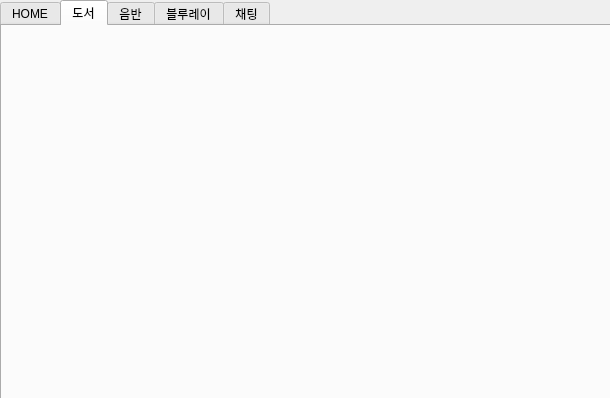
Before: the Qt Designer form client.ui in Henry93s/koradin, drawn with Qt 5.
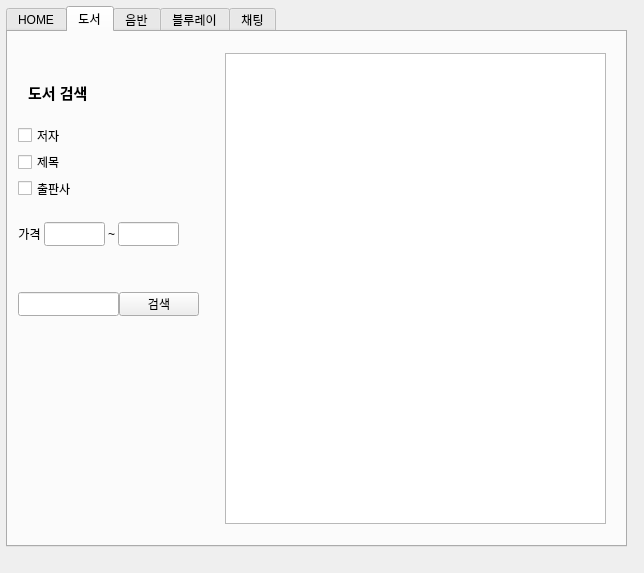
After: the same form once the commit is applied. The open tabs and pages were chosen to show the change.

Commit message: Feat: BookItem 위젯 추가 & bookItem 이미지 출력 작업 진행 중

Patch:
```diff
--- a/client.ui
+++ b/client.ui
@@ -6,8 +6,8 @@
    <rect>
     <x>0</x>
     <y>0</y>
-    <width>610</width>
-    <height>398</height>
+    <width>644</width>
+    <height>573</height>
    </rect>
   </property>
   <property name="windowTitle">
@@ -16,10 +16,10 @@
   <widget class="QTabWidget" name="tabWidget">
    <property name="geometry">
     <rect>
-     <x>0</x>
-     <y>0</y>
-     <width>611</width>
-     <height>401</height>
+     <x>6</x>
+     <y>6</y>
+     <width>621</width>
+     <height>541</height>
     </rect>
    </property>
    <property name="currentIndex">
@@ -60,6 +60,236 @@
     <attribute name="title">
      <string>도서</string>
     </attribute>
+    <widget class="QLabel" name="bookTitle_label">
+     <property name="geometry">
+      <rect>
+       <x>20</x>
+       <y>50</y>
+       <width>71</width>
+       <height>21</height>
+      </rect>
+     </property>
+     <property name="sizePolicy">
+      <sizepolicy hsizetype="Preferred" vsizetype="Preferred">
+       <horstretch>0</horstretch>
+       <verstretch>0</verstretch>
+      </sizepolicy>
+     </property>
+     <property name="minimumSize">
+      <size>
+       <width>0</width>
+       <height>15</height>
+      </size>
+     </property>
+     <property name="font">
+      <font>
+       <pointsize>11</pointsize>
+       <bold>true</bold>
+      </font>
+     </property>
+     <property name="text">
+      <string>도서 검색</string>
+     </property>
+    </widget>
+    <widget class="QListView" name="book_listView">
+     <property name="enabled">
+      <bool>true</bool>
+     </property>
+     <property name="geometry">
+      <rect>
+       <x>217</x>
+       <y>21</y>
+       <width>381</width>
+       <height>471</height>
+      </rect>
+     </property>
+     <property name="sizePolicy">
+      <sizepolicy hsizetype="Fixed" vsizetype="Preferred">
+       <horstretch>0</horstretch>
+       <verstretch>0</verstretch>
+      </sizepolicy>
+     </property>
+     <property name="minimumSize">
+      <size>
+       <width>0</width>
+       <height>0</height>
+      </size>
+     </property>
+     <property name="maximumSize">
+      <size>
+       <width>16777215</width>
+       <height>2000</height>
+      </size>
+     </property>
+    </widget>
+    <widget class="QWidget" name="">
+     <property name="geometry">
+      <rect>
+       <x>10</x>
+       <y>190</y>
+       <width>161</width>
+       <height>24</height>
+      </rect>
+     </property>
+     <layout class="QHBoxLayout" name="horizontalLayout">
+      <property name="spacing">
+       <number>3</number>
+      </property>
+      <property name="sizeConstraint">
+       <enum>QLayout::SizeConstraint::SetDefaultConstraint</enum>
+      </property>
+      <property name="rightMargin">
+       <number>0</number>
+      </property>
+      <item>
+       <widget class="QLabel" name="label_2">
+        <property name="sizePolicy">
+         <sizepolicy hsizetype="Expanding" vsizetype="Preferred">
+          <horstretch>5</horstretch>
+          <verstretch>0</verstretch>
+         </sizepolicy>
+        </property>
+        <property name="text">
+         <string>가격</string>
+        </property>
+        <property name="alignment">
+         <set>Qt::AlignmentFlag::AlignCenter</set>
+        </property>
+       </widget>
+      </item>
+      <item>
+       <widget class="QLineEdit" name="book_price_before_lineEdit">
+        <property name="sizePolicy">
+         <sizepolicy hsizetype="Minimum" vsizetype="Preferred">
+          <horstretch>0</horstretch>
+          <verstretch>0</verstretch>
+         </sizepolicy>
+        </property>
+       </widget>
+      </item>
+      <item>
+       <widget class="QLabel" name="label">
+        <property name="sizePolicy">
+         <sizepolicy hsizetype="Preferred" vsizetype="Preferred">
+          <horstretch>0</horstretch>
+          <verstretch>0</verstretch>
+         </sizepolicy>
+        </property>
+        <property name="text">
+         <string>~</string>
+        </property>
+        <property name="alignment">
+         <set>Qt::AlignmentFlag::AlignCenter</set>
+        </property>
+       </widget>
+      </item>
+      <item>
+       <widget class="QLineEdit" name="book_price_after_lineEdit">
+        <property name="sizePolicy">
+         <sizepolicy hsizetype="Minimum" vsizetype="Preferred">
+          <horstretch>0</horstretch>
+          <verstretch>0</verstretch>
+         </sizepolicy>
+        </property>
+       </widget>
+      </item>
+     </layout>
+    </widget>
+    <widget class="QWidget" name="">
+     <property name="geometry">
+      <rect>
+       <x>10</x>
+       <y>260</y>
+       <width>181</width>
+       <height>24</height>
+      </rect>
+     </property>
+     <layout class="QHBoxLayout" name="horizontalLayout_2" stretch="0,0">
+      <property name="spacing">
+       <number>0</number>
+      </property>
+      <property name="rightMargin">
+       <number>0</number>
+      </property>
+      <item>
+       <widget class="QLineEdit" name="book_search_lineEdit">
+        <property name="sizePolicy">
+         <sizepolicy hsizetype="Expanding" vsizetype="Preferred">
+          <horstretch>0</horstretch>
+          <verstretch>0</verstretch>
+         </sizepolicy>
+        </property>
+       </widget>
+      </item>
+      <item>
+       <widget class="QPushButton" name="book_search_pushButton">
+        <property name="sizePolicy">
+         <sizepolicy hsizetype="Preferred" vsizetype="Preferred">
+          <horstretch>0</horstretch>
+          <verstretch>0</verstretch>
+         </sizepolicy>
+        </property>
+        <property name="text">
+         <string>검색</string>
+        </property>
+       </widget>
+      </item>
+     </layout>
+    </widget>
+    <widget class="QWidget" name="">
+     <property name="geometry">
+      <rect>
+       <x>10</x>
+       <y>90</y>
+       <width>161</width>
+       <height>80</height>
+      </rect>
+     </property>
+     <layout class="QVBoxLayout" name="verticalLayout_2">
+      <property name="spacing">
+       <number>0</number>
+      </property>
+      <item>
+       <widget class="QCheckBox" name="book_writer_checkBox">
+        <property name="sizePolicy">
+         <sizepolicy hsizetype="Minimum" vsizetype="Preferred">
+          <horstretch>0</horstretch>
+          <verstretch>0</verstretch>
+         </sizepolicy>
+        </property>
+        <property name="text">
+         <string>저자</string>
+        </property>
+       </widget>
+      </item>
+      <item>
+       <widget class="QCheckBox" name="book_title_checkBox">
+        <property name="sizePolicy">
+         <sizepolicy hsizetype="Minimum" vsizetype="Preferred">
+          <horstretch>0</horstretch>
+          <verstretch>0</verstretch>
+         </sizepolicy>
+        </property>
+        <property name="text">
+         <string>제목</string>
+        </property>
+       </widget>
+      </item>
+      <item>
+       <widget class="QCheckBox" name="book_publisher_checkBox">
+        <property name="sizePolicy">
+         <sizepolicy hsizetype="Minimum" vsizetype="Preferred">
+          <horstretch>0</horstretch>
+          <verstretch>0</verstretch>
+         </sizepolicy>
+        </property>
+        <property name="text">
+         <string>출판사</string>
+        </property>
+       </widget>
+      </item>
+     </layout>
+    </widget>
    </widget>
    <widget class="QWidget" name="music">
     <attribute name="title">
```
Left out of the diff: 2 changed lines with no effect on the pictures. The commit also changes 18 other files.
